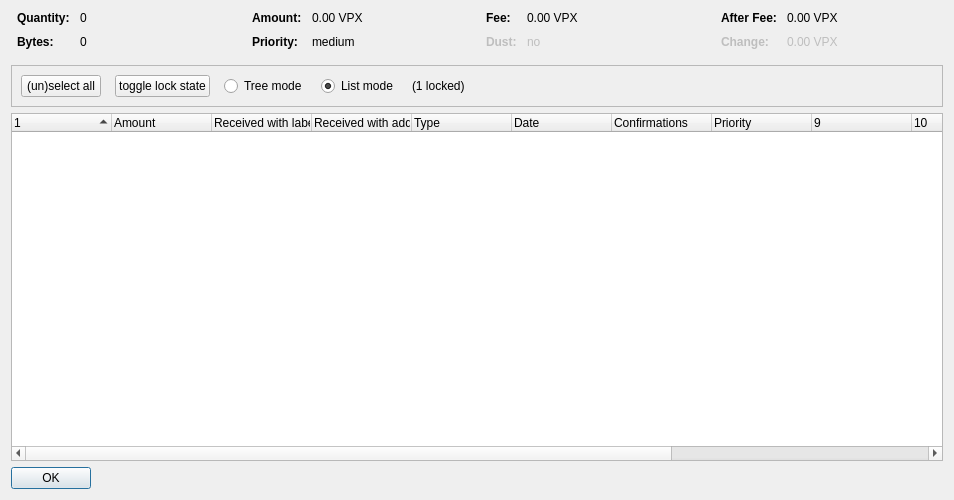
Old version of the form src/qt/forms/coincontroldialog.ui in the repository privix/privix-core.
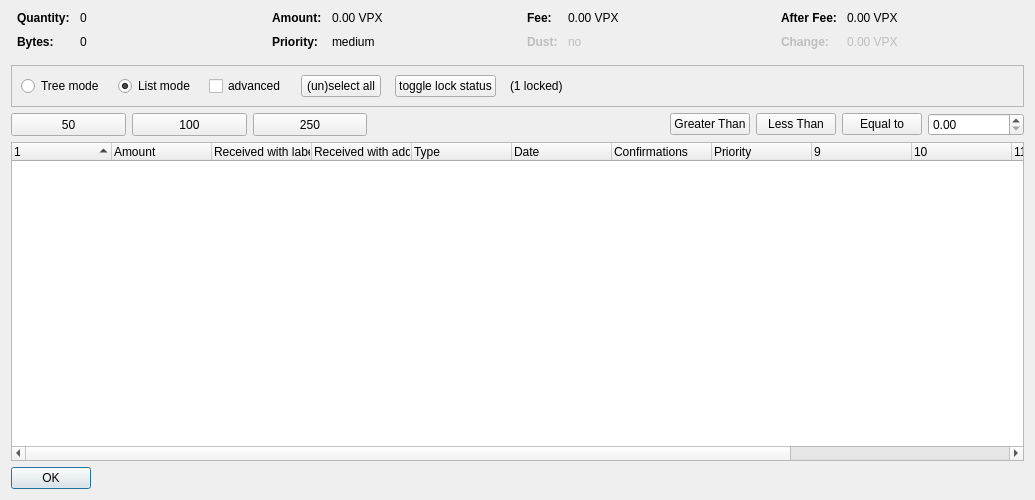
New version of the form. Custom widgets are drawn as their Qt base class.

```diff
--- a/src/qt/forms/coincontroldialog.ui
+++ b/src/qt/forms/coincontroldialog.ui
@@ -6,7 +6,7 @@
    <rect>
     <x>0</x>
     <y>0</y>
-    <width>954</width>
+    <width>1035</width>
     <height>500</height>
    </rect>
   </property>
@@ -348,42 +348,10 @@
      </property>
      <layout class="QHBoxLayout" name="horizontalLayout">
       <item>
-       <layout class="QHBoxLayout" name="horizontalLayoutPanel" stretch="0,0,0,0,0,0">
+       <layout class="QHBoxLayout" name="horizontalLayoutPanel" stretch="0,0,0,0,0,0,0">
         <property name="spacing">
          <number>14</number>
         </property>
-        <item>
-         <widget class="QPushButton" name="pushButtonSelectAll">
-          <property name="sizePolicy">
-           <sizepolicy hsizetype="Maximum" vsizetype="Fixed">
-            <horstretch>0</horstretch>
-            <verstretch>0</verstretch>
-           </sizepolicy>
-          </property>
-          <property name="text">
-           <string>(un)select all</string>
-          </property>
-          <property name="autoDefault">
-           <bool>false</bool>
-          </property>
-         </widget>
-        </item>
-        <item>
-         <widget class="QPushButton" name="pushButtonToggleLock">
-          <property name="sizePolicy">
-           <sizepolicy hsizetype="Maximum" vsizetype="Fixed">
-            <horstretch>0</horstretch>
-            <verstretch>0</verstretch>
-           </sizepolicy>
-          </property>
-          <property name="text">
-           <string>toggle lock state</string>
-          </property>
-          <property name="autoDefault">
-           <bool>false</bool>
-          </property>
-         </widget>
-        </item>
         <item>
          <widget class="QRadioButton" name="radioTreeMode">
           <property name="sizePolicy">
@@ -413,6 +381,51 @@
           </property>
          </widget>
         </item>
+        <item>
+         <widget class="QCheckBox" name="advanced">
+          <property name="minimumSize">
+           <size>
+            <width>70</width>
+            <height>17</height>
+           </size>
+          </property>
+          <property name="text">
+           <string>advanced</string>
+          </property>
+         </widget>
+        </item>
+        <item>
+         <widget class="QPushButton" name="pushButtonSelectAll">
+          <property name="sizePolicy">
+           <sizepolicy hsizetype="Maximum" vsizetype="Fixed">
+            <horstretch>0</horstretch>
+            <verstretch>0</verstretch>
+           </sizepolicy>
+          </property>
+          <property name="text">
+           <string>(un)select all</string>
+          </property>
+          <property name="autoDefault">
+           <bool>false</bool>
+          </property>
+         </widget>
+        </item>
+        <item>
+         <widget class="QPushButton" name="pushButtonToggleLock">
+          <property name="sizePolicy">
+           <sizepolicy hsizetype="Maximum" vsizetype="Fixed">
+            <horstretch>0</horstretch>
+            <verstretch>0</verstretch>
+           </sizepolicy>
+          </property>
+          <property name="text">
+           <string>toggle lock status</string>
+          </property>
+          <property name="autoDefault">
+           <bool>false</bool>
+          </property>
+         </widget>
+        </item>
         <item>
          <widget class="QLabel" name="labelLocked">
           <property name="text">
@@ -438,6 +451,99 @@
      </layout>
     </widget>
    </item>
+   <item>
+    <layout class="QHBoxLayout" name="horizontalLayout_3">
+     <item>
+      <widget class="QPushButton" name="select_50">
+       <property name="minimumSize">
+        <size>
+         <width>115</width>
+         <height>23</height>
+        </size>
+       </property>
+       <property name="text">
+        <string>50</string>
+       </property>
+      </widget>
+     </item>
+     <item>
+      <widget class="QPushButton" name="select_100">
+       <property name="minimumSize">
+        <size>
+         <width>115</width>
+         <height>23</height>
+        </size>
+       </property>
+       <property name="text">
+        <string>100</string>
+       </property>
+      </widget>
+     </item>
+     <item>
+      <widget class="QPushButton" name="select_250">
+       <property name="minimumSize">
+        <size>
+         <width>114</width>
+         <height>23</height>
+        </size>
+       </property>
+       <property name="text">
+        <string>250</string>
+       </property>
+      </widget>
+     </item>
+     <item>
+      <spacer name="horizontalSpacer_2">
+       <property name="orientation">
+        <enum>Qt::Horizontal</enum>
+       </property>
+       <property name="sizeHint" stdset="0">
+        <size>
+         <width>40</width>
+         <height>20</height>
+        </size>
+       </property>
+      </spacer>
+     </item>
+     <item>
+      <widget class="QPushButton" name="GreaterThan">
+       <property name="text">
+        <string>Greater Than</string>
+       </property>
+      </widget>
+     </item>
+     <item>
+      <widget class="QPushButton" name="LessThan">
+       <property name="text">
+        <string>Less Than</string>
+       </property>
+      </widget>
+     </item>
+     <item>
+      <widget class="QPushButton" name="EqualTo">
+       <property name="text">
+        <string>Equal to</string>
+       </property>
+      </widget>
+     </item>
+     <item>
+      <widget class="QDoubleSpinBox" name="num_box">
+       <property name="minimumSize">
+        <size>
+         <width>96</width>
+         <height>20</height>
+        </size>
+       </property>
+      </widget>
+     </item>
+    </layout>
+   </item>
+   <item>
+    <layout class="QVBoxLayout" name="verticalLayout_2"/>
+   </item>
+   <item>
+    <layout class="QHBoxLayout" name="horizontalLayout_2"/>
+   </item>
    <item>
     <widget class="CoinControlTreeWidget" name="treeWidget">
      <property name="contextMenuPolicy">
```
